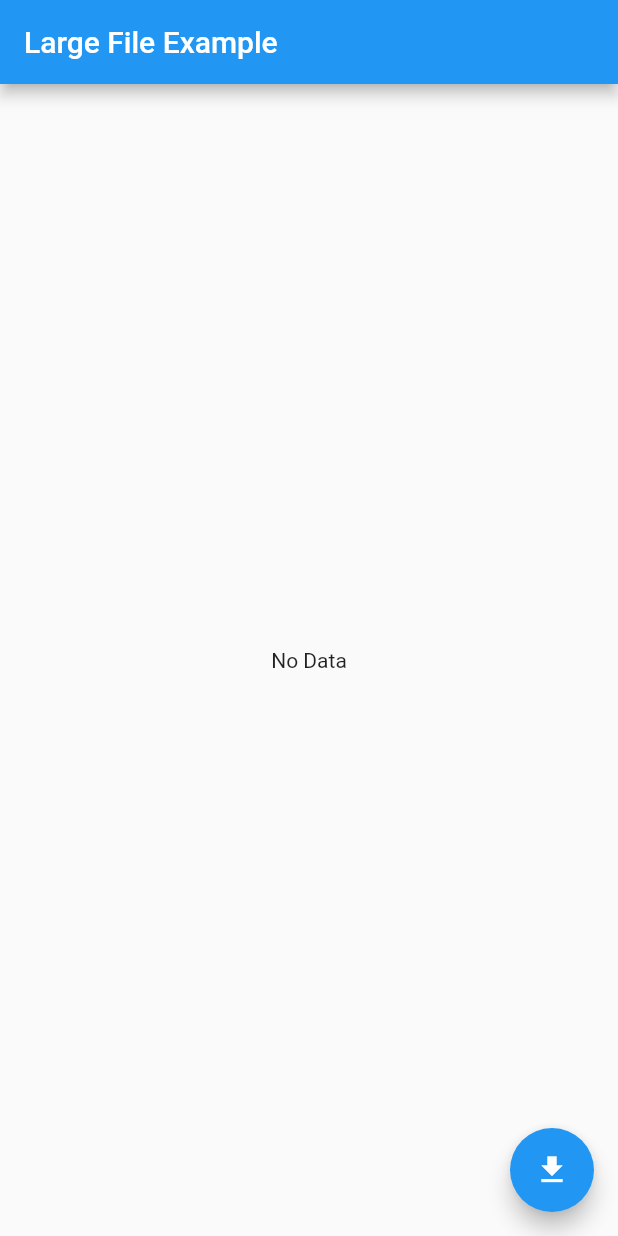
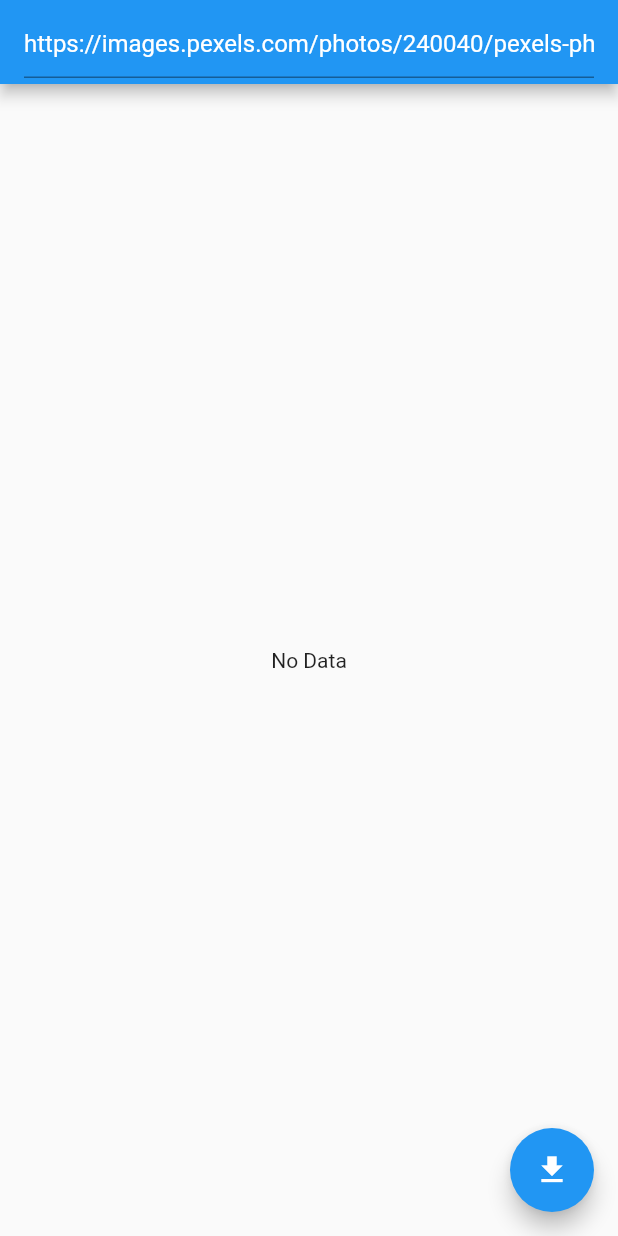
Before and after one commit to rival6821/flutter_book, a Flutter app: the screen it shows after launch, on a phone screen of 412 x 824 dp. Run offline on Flutter 3.47's test engine with Material 2 defaults, Android fonts, the phone set to English and light mode, and no system bars; our stand-ins replace dio.

Commit message:
image url download

```diff
--- a/largefile_download/largefile_download/lib/largeFileMain.dart
+++ b/largefile_download/largefile_download/lib/largeFileMain.dart
@@ -11,18 +11,30 @@
 }
 
 class _LargeFileMain extends State<LargeFileMain> {
-  final imgUrl =
-      'https://images.pexels.com/photos/240040/pexels-photo-240040.jpeg?auto=compress';
+  TextEditingController? _editingController;
 
   bool downloading = false;
   var progressString = "";
   String file = "";
 
   @override
+  void initState() {
+    super.initState();
+    _editingController = TextEditingController(
+        text:
+            'https://images.pexels.com/photos/240040/pexels-photo-240040.jpeg?auto=compress');
+  }
+
+  @override
   Widget build(BuildContext context) {
     return Scaffold(
       appBar: AppBar(
-        title: const Text('Large File Example'),
+        title: TextField(
+          controller: _editingController,
+          style: TextStyle(color: Colors.white),
+          keyboardType: TextInputType.text,
+          decoration: InputDecoration(hintText: 'url을 입력하세요'),
+        ),
       ),
       body: Center(
         child: downloading
@@ -100,7 +112,7 @@
     try {
       var dir = await getApplicationDocumentsDirectory();
       await dio.download(
-        imgUrl,
+        _editingController!.value.text,
         '${dir.path}/myimage.jpg',
         onReceiveProgress: (count, total) {
           print('Count: $count, Total: $total');
```
